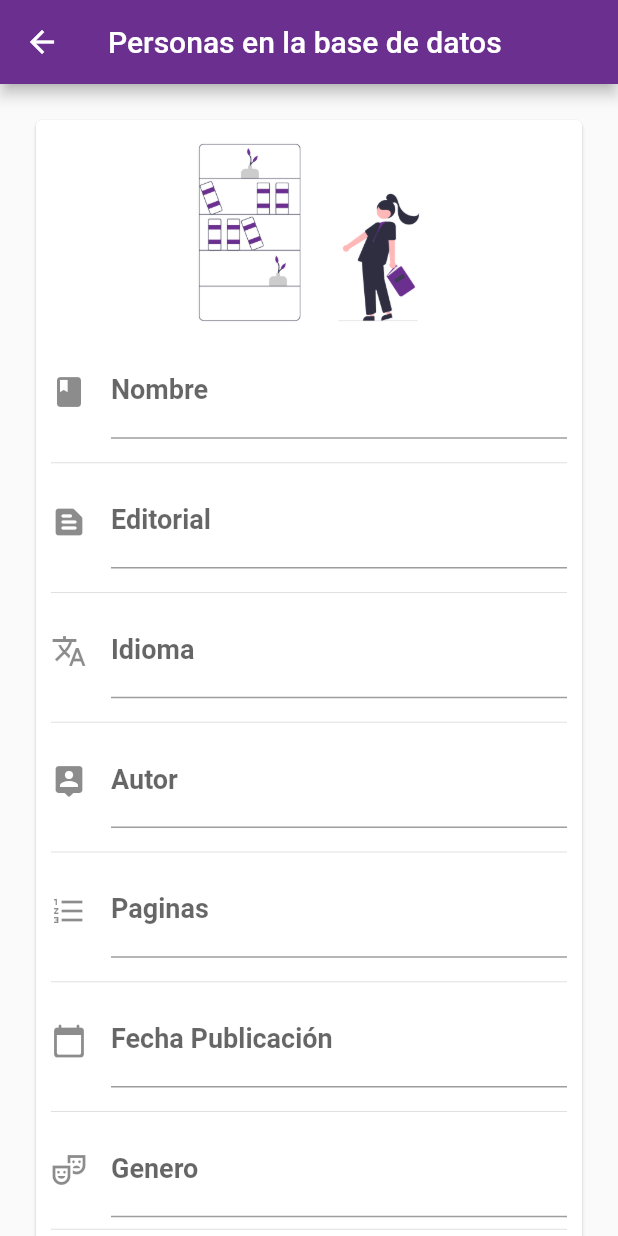
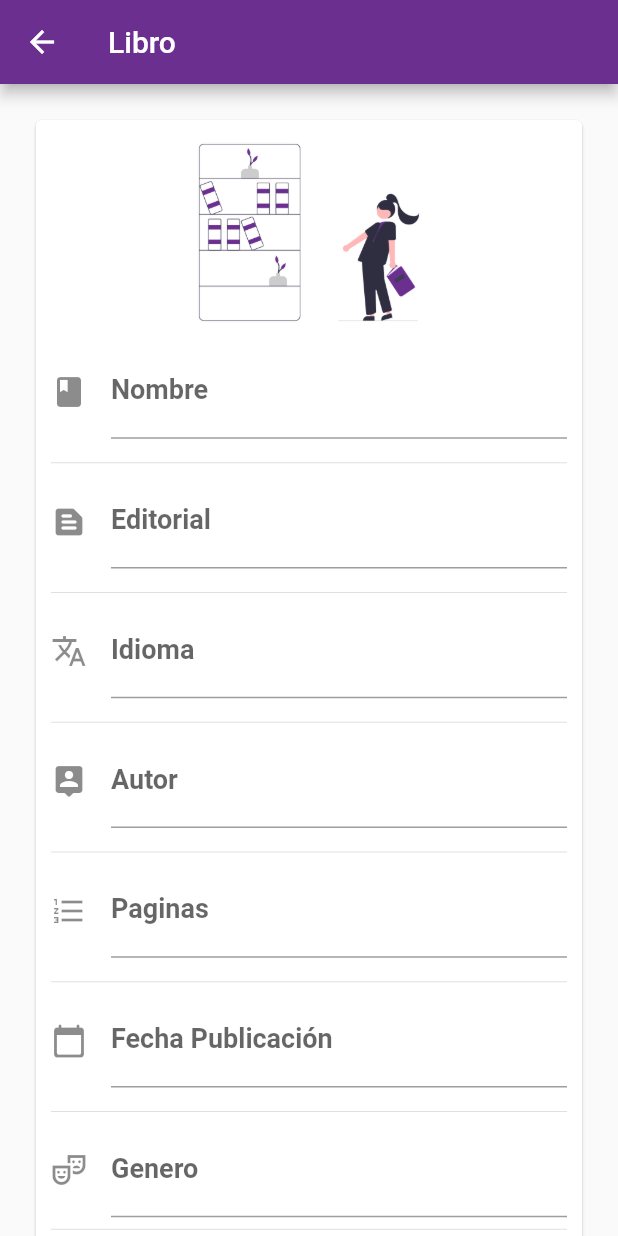
Before and after one commit to CarlosSerranoV/BookShop, a Flutter app: the ScreenBooks screen opened directly, on a phone screen of 412 x 824 dp. Run offline on Flutter 3.47's test engine with Material 2 defaults, Android fonts, the light colour scheme and no system bars; our stand-ins replace date_format, firebase_auth, firebase_core, firebase_database, firebase_storage, google_sign_in and 1 more; accounts and stored records are empty.

Commit message:
Arreglo nombrado

```diff
--- a/lib/src/pages/screen_book.dart
+++ b/lib/src/pages/screen_book.dart
@@ -57,7 +57,7 @@ class _ScreenBookState extends State<ScreenBooks> {
   Widget build(BuildContext context) {
     return Scaffold(
       appBar: AppBar(
-        title: Text('Personas en la base de datos'),
+        title: Text('Libro'),
         backgroundColor: Color(0xff6b2f90),
       ),
       body: SingleChildScrollView(
```
Also changed, not shown: lib/src/pages/loginSingUp/SignUp.dart (+4 -4 lines).
